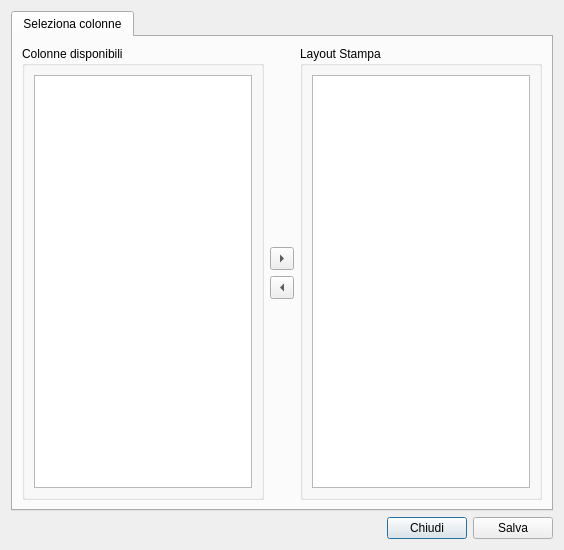
Old version of the form moduleMagazzino/configprintdialog.ui in the repository kvsd/Gestionale.
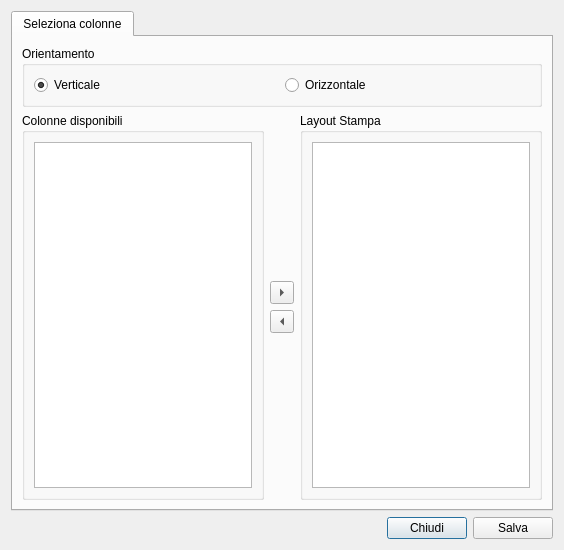
New version of the form.

What changed in the file:
```diff
--- a/moduleMagazzino/configprintdialog.ui
+++ b/moduleMagazzino/configprintdialog.ui
@@ -24,6 +24,32 @@
        <string>Seleziona colonne</string>
       </attribute>
       <layout class="QVBoxLayout" name="verticalLayout_4">
+       <item>
+        <widget class="QGroupBox" name="groupBox_3">
+         <property name="title">
+          <string>Orientamento</string>
+         </property>
+         <layout class="QHBoxLayout" name="horizontalLayout_3">
+          <item>
+           <widget class="QRadioButton" name="verticalPage">
+            <property name="text">
+             <string>Verticale</string>
+            </property>
+            <property name="checked">
+             <bool>true</bool>
+            </property>
+           </widget>
+          </item>
+          <item>
+           <widget class="QRadioButton" name="horizontalPage">
+            <property name="text">
+             <string>Orizzontale</string>
+            </property>
+           </widget>
+          </item>
+         </layout>
+        </widget>
+       </item>
        <item>
         <layout class="QHBoxLayout" name="horizontalLayout_2">
          <item>
```
